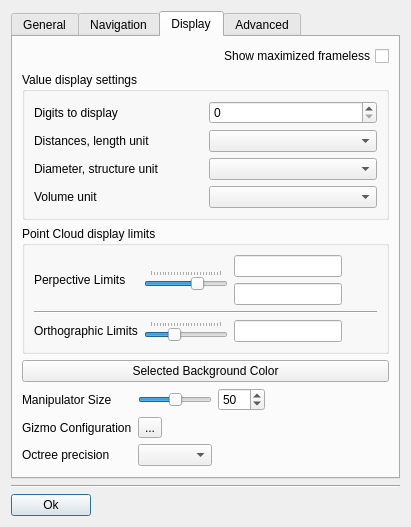
Before: the Qt Designer form src/gui/forms/DialogSettings.ui in open-scan-crew/OpenScanTools, drawn with Qt 5.
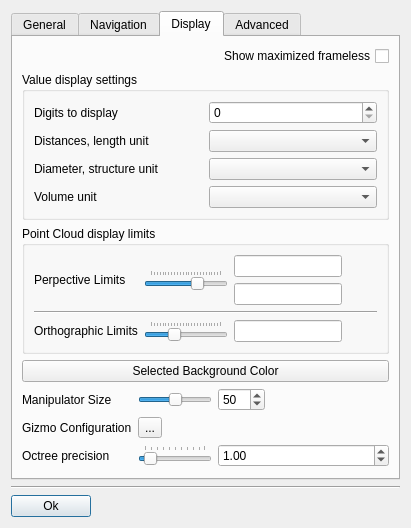
After: the same form once the commit is applied. The open tabs and pages were chosen to show the change. Icons and pictures are not drawn. Custom widgets are drawn as their Qt base class.

Commit message: Update octree precision setting UI

What changed in the file:
```diff
--- a/src/gui/forms/DialogSettings.ui
+++ b/src/gui/forms/DialogSettings.ui
@@ -836,7 +836,48 @@
         </widget>
        </item>
        <item row="8" column="3">
-        <widget class="QComboBox" name="comboBox_octreePrecision"/>
+        <widget class="QSlider" name="slider_octreePrecision">
+         <property name="minimum">
+          <number>1</number>
+         </property>
+         <property name="maximum">
+          <number>100</number>
+         </property>
+         <property name="singleStep">
+          <number>1</number>
+         </property>
+         <property name="pageStep">
+          <number>1</number>
+         </property>
+         <property name="value">
+          <number>10</number>
+         </property>
+         <property name="orientation">
+          <enum>Qt::Horizontal</enum>
+         </property>
+         <property name="tickPosition">
+          <enum>QSlider::TicksAbove</enum>
+         </property>
+         <property name="tickInterval">
+          <number>10</number>
+         </property>
+        </widget>
+       </item>
+       <item row="8" column="4">
+        <widget class="QDoubleSpinBox" name="spinBox_octreePrecision">
+         <property name="minimum">
+          <double>0.100000000000000</double>
+         </property>
+         <property name="maximum">
+          <double>10.000000000000000</double>
+         </property>
+         <property name="singleStep">
+          <double>0.100000000000000</double>
+         </property>
+         <property name="value">
+          <double>1.000000000000000</double>
+         </property>
+        </widget>
        </item>
        <item row="9" column="2">
         <spacer name="verticalSpacer_3">
```
Left out of the diff: 19 changed lines with no effect on the pictures. The commit also changes 6 other files.
